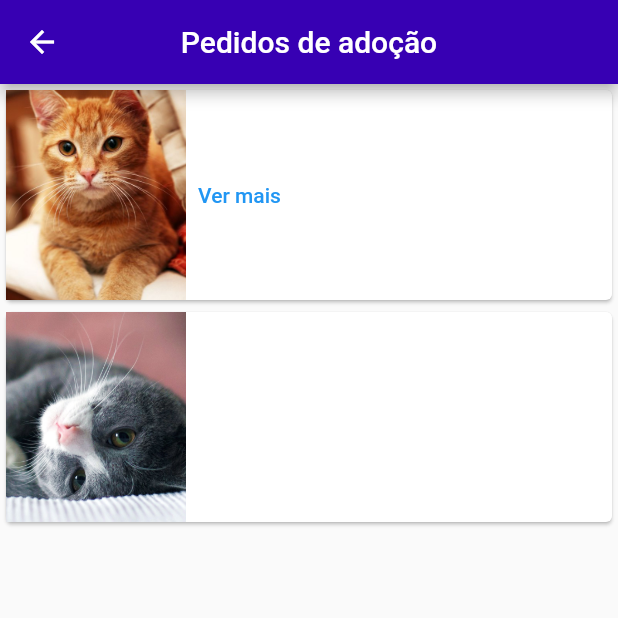
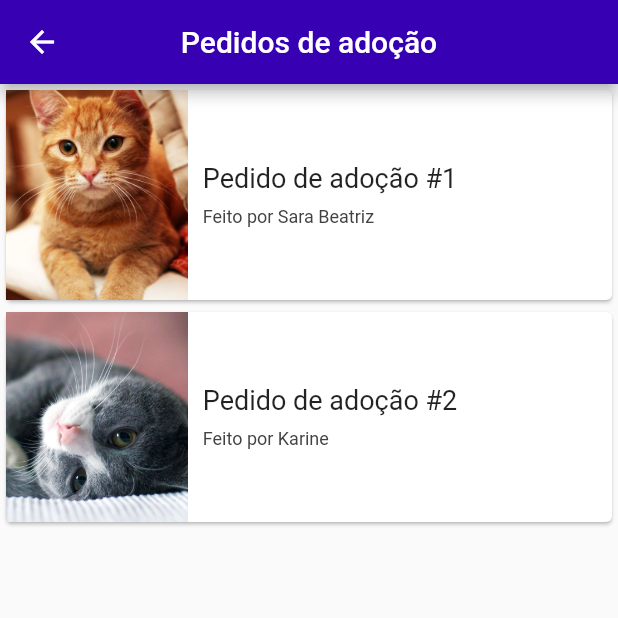
Before and after one commit to filipegmedeiros/gatinhos_ufrn, a Flutter app: the screen it shows after launch, in the side drawer, after a tap on "Pedidos de adoção", on a phone screen of 412 x 824 dp, the top half of it. Run offline on Flutter 3.47's test engine with Material 2 defaults, Android fonts, the phone set to English and light mode, and no system bars.

Commit message:
Changes the card layout adding title and subtitle

```diff
--- a/mobile/gatinhos_mobile/lib/ui/adoptionRequests.dart
+++ b/mobile/gatinhos_mobile/lib/ui/adoptionRequests.dart
@@ -20,18 +20,40 @@ class _AdoptionRequestsState extends State<AdoptionRequests> {
               child: Row(
                 mainAxisSize: MainAxisSize.min,
                 children: <Widget>[
-                  Container(
+                  Expanded(
+                      flex: 3,
+                      child: Container(
                           width: 120,
                           height: 140,
                           decoration: BoxDecoration(
                             image: DecorationImage(
                                 fit: BoxFit.cover,
                                 image: AssetImage('images/cat1.jpg')),
-                      )),
-                  TextButton(
-                    child: const Text('Ver mais'),
-                    onPressed: () {/* ... */},
-                  )
+                          ))),
+                  Expanded(
+                    flex: 7,
+                    child: Container(
+                      child: Padding(
+                        padding: const EdgeInsets.all(10),
+                        child: Column(
+                          children: [
+                            Row(children: <Widget>[
+                              Text("Pedido de adoção #1",
+                                  style: TextStyle(fontSize: 18)),
+                            ]),
+                            SizedBox(height: 8),
+                            Row(
+                              children: [
+                                Text("Feito por Sara Beatriz",
+                                    style: TextStyle(
+                                        color: Colors.grey[800], fontSize: 12))
+                              ],
+                            ),
+                          ],
+                        ),
+                      ),
+                    ),
+                  ),
                 ],
               ),
             ),
@@ -39,14 +61,40 @@ class _AdoptionRequestsState extends State<AdoptionRequests> {
               child: Row(
                 mainAxisSize: MainAxisSize.min,
                 children: <Widget>[
-                  Container(
+                  Expanded(
+                      flex: 3,
+                      child: Container(
                           width: 120,
                           height: 140,
                           decoration: BoxDecoration(
                             image: DecorationImage(
                                 fit: BoxFit.cover,
                                 image: AssetImage('images/cat2.jpg')),
-                      )),
+                          ))),
+                  Expanded(
+                    flex: 7,
+                    child: Container(
+                      child: Padding(
+                        padding: const EdgeInsets.all(10),
+                        child: Column(
+                          children: [
+                            Row(children: <Widget>[
+                              Text("Pedido de adoção #2",
+                                  style: TextStyle(fontSize: 18)),
+                            ]),
+                            SizedBox(height: 8),
+                            Row(
+                              children: [
+                                Text("Feito por Karine",
+                                    style: TextStyle(
+                                        color: Colors.grey[800], fontSize: 12))
+                              ],
+                            ),
+                          ],
+                        ),
+                      ),
+                    ),
+                  ),
                 ],
               ),
             ),
```
Lines whose indentation alone changed are shown as unchanged.
